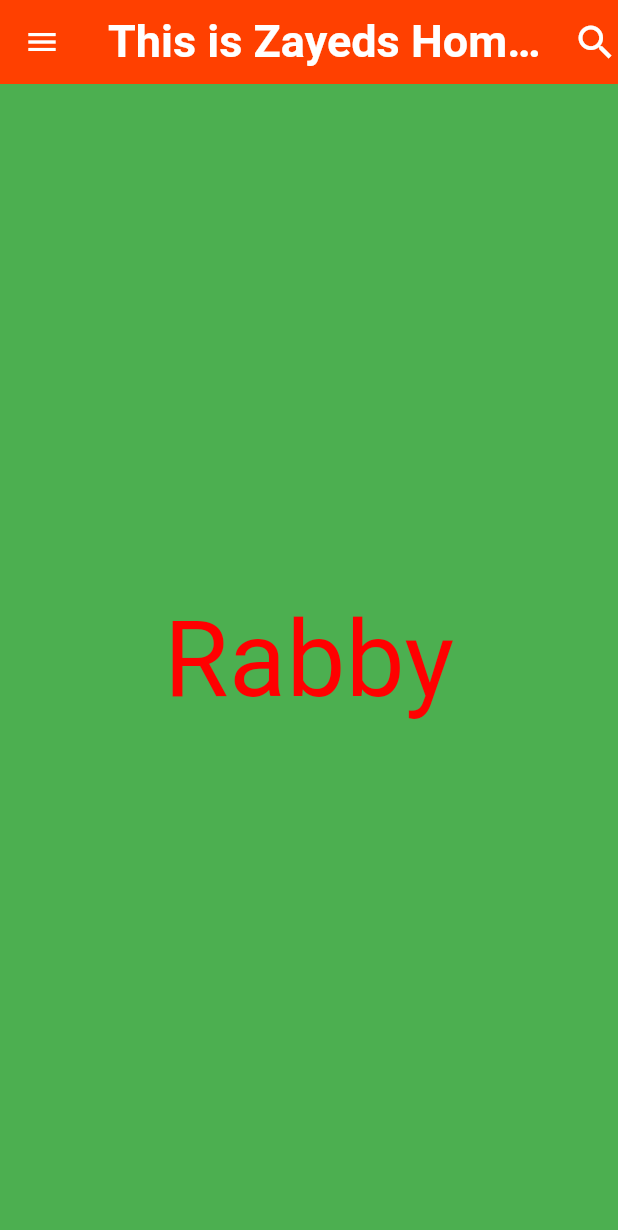
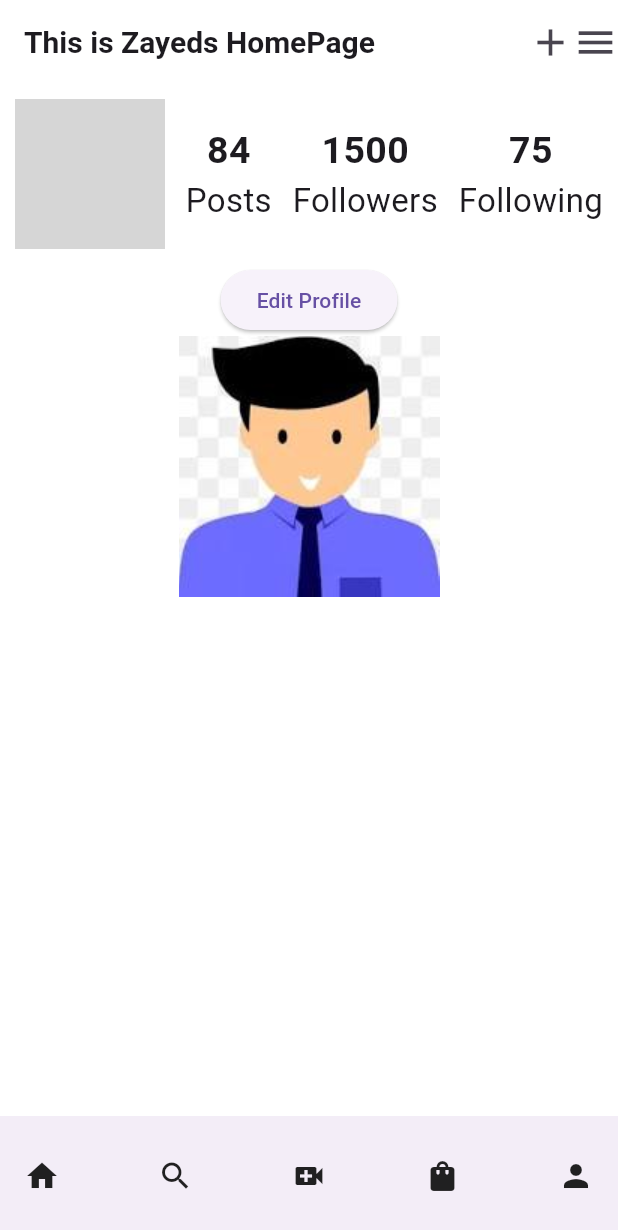
Before and after one commit to xX0ZAK0Xx/Basics, a Flutter app: the screen it shows after launch, on a phone screen of 412 x 824 dp. Shown: the top 1230 px of the screen. Run offline on Flutter 3.47's test engine with Material 3 defaults, Android fonts, the light colour scheme and no system bars; network calls fail; grey boxes are pictures that could not be loaded.

Commit message:
Created an Instagram Clone

```diff
--- a/lib/main.dart
+++ b/lib/main.dart
@@ -1,43 +1,140 @@
 import 'package:flutter/material.dart';
+import 'package:flutter/widgets.dart';
 
 void main() {
   // emn ekta function, jeta app ke run koraabe
-  runApp(MyApp(name: "Rabby",));
+  runApp(MyApp(
+    name: "Rabby",
+  ));
 }
 
 class MyApp extends StatelessWidget {
-
   const MyApp({super.key, required this.name});
   final String name;
 
   @override
   Widget build(BuildContext context) {
     return MaterialApp(
+      debugShowCheckedModeBanner: false,
       home: Scaffold(
         appBar: AppBar(
-          backgroundColor: const Color.fromARGB(255, 255, 64, 0),
+          backgroundColor: Color.fromARGB(255, 255, 255, 255),
           actions: const [
-            Icon(Icons.search, size: 30, color:  Colors.white,),
+            Icon(Icons.add, size: 30),
+            Icon(Icons.menu, size: 30),
           ],
-
-          title:
-            const Text(
-              "This is Zayeds HomePage",
-              style: TextStyle(
-                color: Colors.white,
-                fontSize: 30,
-                fontWeight: FontWeight.bold
-              ),
-          ),
-          centerTitle: true,
-          leading: const Icon(Icons.menu, color:  Colors.white,),
-        ),
-        backgroundColor: Colors.green,
-        body: Center(
-          child: Text(name, style: TextStyle(color: const Color.fromARGB(255, 255, 0, 0), fontSize: 70),
+          title: const Text(
+            "This is Zayeds HomePage",
+            style: TextStyle(fontSize: 20, fontWeight: FontWeight.bold),
           ),
         ),
+        backgroundColor: Color.fromARGB(255, 255, 255, 255),
+        body: Container(
+          child: Column(
+            children: [
+              //Row 1 (Profile Information)
+              Padding(
+                padding: const EdgeInsets.all(10.0),
+                child: Row(
+                  mainAxisAlignment: MainAxisAlignment.spaceBetween,
+                  children: [
+                    //Image
+                    ClipRRect(
+                        borderRadius: BorderRadius.circular(50),
+                        child: const Image(
+                          image: NetworkImage(
+                              'https://encrypted-tbn0.gstatic.com/images?q=tbn:ANd9GcQWoTaZcdCiIyW7s1Fz8zUBsxUU6i23uktTkaII8QQaOQ&s'),
+                          height: 100,
+                          width: 100,
+                        )),
+
+                    //Post Colum
+                    Column(
+                      children: [
+                        Text(
+                          "84",
+                          style: TextStyle(
+                              fontSize: 25, fontWeight: FontWeight.bold),
+                        ),
+                        Text("Posts", style: TextStyle(fontSize: 22)),
+                      ],
+                    ),
+
+                    //Follower Column
+                    Column(
+                      children: [
+                        Text(
+                          "1500",
+                          style: TextStyle(
+                              fontSize: 25, fontWeight: FontWeight.bold),
+                        ),
+                        Text("Followers", style: TextStyle(fontSize: 22)),
+                      ],
+                    ),
+
+                    //Folowing Column
+                    Column(
+                      children: [
+                        Text(
+                          "75",
+                          style: TextStyle(
+                              fontSize: 25, fontWeight: FontWeight.bold),
+                        ),
+                        GestureDetector(
+                            onTap: () {
+                              print("I am following 75 people");
+                            },
+                            child: Text("Following",
+                                style: TextStyle(fontSize: 22))),
+                      ],
+                    )
+                  ],
+                ),
+              ),
+
+              // Button
+              ElevatedButton(
+                onPressed: () {},
+                child: Text("Edit Profile"),
+                style: ButtonStyle(),
+              ),
+
+              // Row 2 (Stories)
+              Row(
+                children: [
+                  //Image
+
+                  //Image
+
+                  //Image
+                ],
+              ),
+
+              //Personal Image
+              Image(
+                image: AssetImage('assets/images.jpeg'),
+              ),
+            ],
+          ),
+        ),
+        bottomNavigationBar: BottomAppBar(
+            child: Row(
+          mainAxisAlignment: MainAxisAlignment.spaceBetween,
+          children: [
+            Icon(Icons.home),
+            Icon(Icons.search),
+            Icon(Icons.video_call),
+            Icon(Icons.shopping_bag),
+            Icon(Icons.person),
+          ],
+        )),
       ),
     );
   }
 }
+
+/*
+1. Row,
+2. Column
+3. Stack
+*/
--- a/pubspec.yaml
+++ b/pubspec.yaml
@@ -64,6 +64,9 @@ flutter:
   # assets:
   #   - images/a_dot_burr.jpeg
   #   - images/a_dot_ham.jpeg
+  assets:
+    - assets/
+
 
   # An image asset can refer to one or more resolution-specific "variants", see
   # https://flutter.dev/assets-and-images/#resolution-aware
```
Also changed, not shown: assets/images.jpeg (added).
